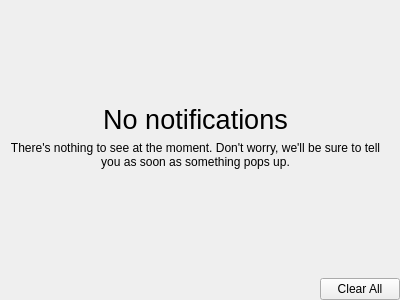
Qt form shell/notificationsWidget/notificationswidget.ui (vicr123/theshell) before a commit.
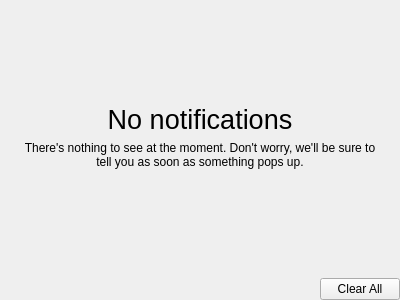
The same form after that commit. Icons and pictures are not drawn.

```diff
--- a/shell/notificationsWidget/notificationswidget.ui
+++ b/shell/notificationsWidget/notificationswidget.ui
@@ -48,16 +48,16 @@
       </property>
       <layout class="QVBoxLayout" name="verticalLayout_2">
        <property name="leftMargin">
-        <number>0</number>
+        <number>9</number>
        </property>
        <property name="topMargin">
-        <number>0</number>
+        <number>9</number>
        </property>
        <property name="rightMargin">
         <number>9</number>
        </property>
        <property name="bottomMargin">
-        <number>0</number>
+        <number>9</number>
        </property>
        <item>
         <spacer name="verticalSpacer_2">
```
